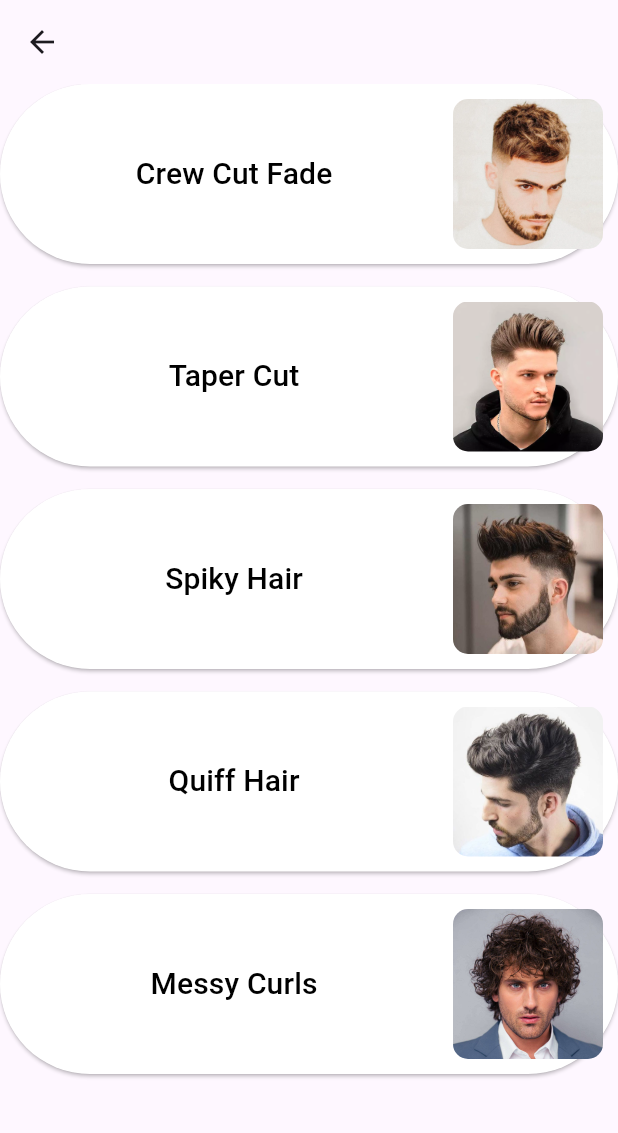
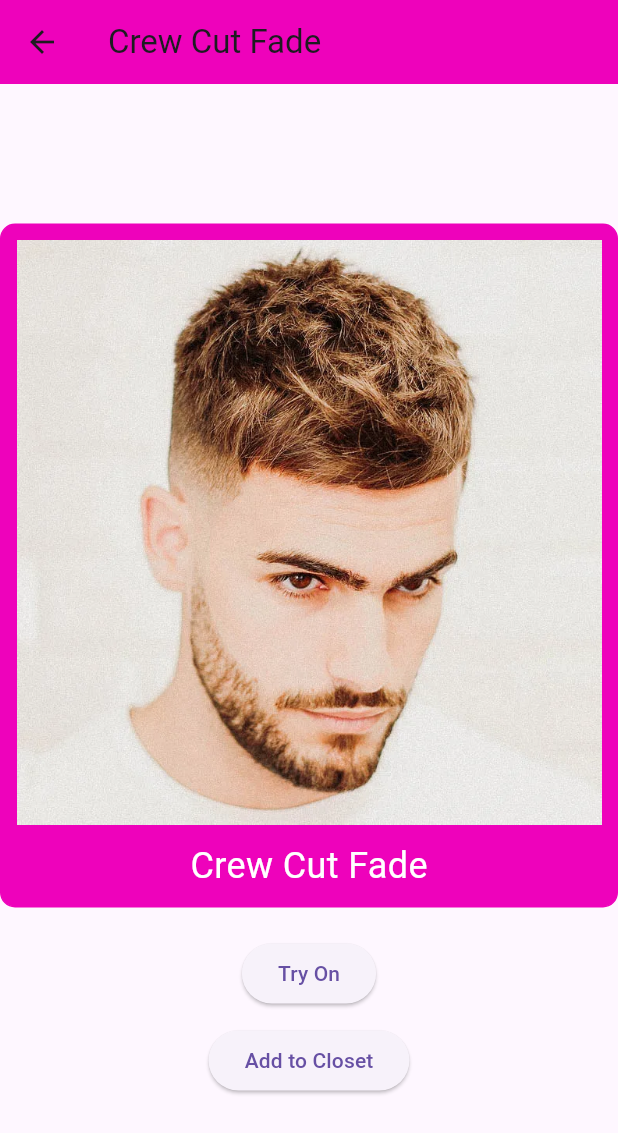
Before and after one commit to 001-lasen/SDGP-2023-2024, a Flutter app: the MensHairStyleCat screen opened directly, after a tap on "Crew Cut Fade", on a phone screen of 412 x 824 dp. Shown: the top 1133 px of the screen. Run offline on Flutter 3.47's test engine with Material 3 defaults, Android fonts, the phone set to English and light mode, and no system bars.

Commit message:
5th Commit - item card page, mens and women item list pages
Created item card page
created dart file for mens item list and womens item list (no code added)
changed fun text in the home page.

```diff
--- /dev/null
+++ b/fit_me/lib/itemCard.dart
@@ -0,0 +1,63 @@
+import 'package:flutter/material.dart';
+
+class ItemCard extends StatelessWidget {
+  final String name;
+  final String imagePath;
+
+  ItemCard({required this.name, required this.imagePath});
+
+  @override
+  Widget build(BuildContext context) {
+    return Scaffold(
+      appBar: AppBar(
+        title: Text(name),
+        backgroundColor: Color.fromARGB(255, 238, 2, 187),
+      ),
+      body: Center(
+        child: Column(
+          mainAxisAlignment: MainAxisAlignment.center,
+          children: <Widget>[
+            Container(
+              padding: EdgeInsets.all(10), // Add some padding
+              decoration: BoxDecoration(
+                color: Color.fromARGB(255, 238, 2, 187), // Set the background color of the box
+                border: Border.all(color: Color.fromARGB(255, 238, 2, 187)), // Add border
+                borderRadius: BorderRadius.circular(10), // Add border radius
+              ),
+              child: Column(
+                mainAxisAlignment: MainAxisAlignment.center,
+                children: <Widget>[
+                  Image.asset(imagePath), // Display the image
+                  SizedBox(height: 10), // Add some space between the image and the name
+                  Text(name, style: TextStyle(fontSize: 24, color: Colors.white)), // Display the name
+                ],
+              ),
+            ),
+            SizedBox(height: 20), // Add some space between the box and the buttons
+            ButtonTheme(
+              minWidth: 200.0,
+              height: 100.0,
+              child: ElevatedButton(
+                onPressed: () {
+                  // Add your code here
+                },
+                child: Text('Try On'),
+              ),
+            ),
+            SizedBox(height: 10), // Add some space between the buttons
+            ButtonTheme(
+              minWidth: 200.0,
+              height: 100.0,
+              child: ElevatedButton(
+                onPressed: () {
+                  // Add your code here
+                },
+                child: Text('Add to Closet'),
+              ),
+            ),
+          ],
+        ),
+      ),
+    );
+  }
+}
--- a/fit_me/lib/main.dart
+++ b/fit_me/lib/main.dart
@@ -135,7 +135,7 @@ class _MyHomePageState extends State<MyHomePage> {
           Spacer(), // Added a Spacer to push the text to the bottom
           Padding(
             padding: EdgeInsets.all(10), // Added a Padding to create a gap between the text and the edge of the screen
-            child: Text('Play Minecraft!'),
+            child: Text('This app is not a joke, it is the entire circus!'),
           ),
         ],
       ),
--- a/fit_me/lib/mensHairStyleCat.dart
+++ b/fit_me/lib/mensHairStyleCat.dart
@@ -1,27 +1,28 @@
 import 'package:flutter/material.dart';
+import 'itemCard.dart';
 
-class   MensHairStyleCat extends StatelessWidget {
+class MensHairStyleCat extends StatelessWidget {
   @override
   Widget build(BuildContext context) {
     return Scaffold(
       appBar: AppBar(
-        //title: Text('Men\'s Clothing'),
-        //backgroundColor: Color.fromARGB(255, 238, 2, 187),
+        title: Text('Men\'s Hair Style'),
+        backgroundColor: Color.fromARGB(255, 238, 2, 187),
       ),
       body: SingleChildScrollView(
         child: Center(
           child: Column(
             mainAxisAlignment: MainAxisAlignment.center,
             children: [
-              _categoryButton("Crew Cut Fade", "imgs/crew_ cut_fade.jpeg"),
+              _categoryButton("Crew Cut Fade", "imgs/crew_ cut_fade.jpeg", context),
               SizedBox(height: 15),
-              _categoryButton("Taper Cut", "imgs/taper_cut.jpeg"),
+              _categoryButton("Taper Cut", "imgs/taper_cut.jpeg", context),
               SizedBox(height: 15),
-              _categoryButton("Spiky Hair", "imgs/spiky_hair.jpeg"),
+              _categoryButton("Spiky Hair", "imgs/spiky_hair.jpeg", context),
               SizedBox(height: 15),
-              _categoryButton("Quiff Hair", "imgs/quiff.jpeg"),
+              _categoryButton("Quiff Hair", "imgs/quiff.jpeg", context),
               SizedBox(height: 15),
-              _categoryButton("Messy Curls", "imgs/messy_curls.jpeg"),
+              _categoryButton("Messy Curls", "imgs/messy_curls.jpeg", context),
               SizedBox(height: 1),
             ],
           ),
@@ -30,16 +31,24 @@ class   MensHairStyleCat extends StatelessWidget {
     );
   }
 
-  Widget _categoryButton(String categoryName, String imagePath) {
+  Widget _categoryButton(String categoryName, String imagePath, BuildContext context) {
     return Container(
       width: double.infinity,
       child: ElevatedButton(
         onPressed: () {
-          // Handle button press
+          Navigator.push(
+            context,
+            MaterialPageRoute(
+              builder: (context) => ItemCard(
+                name: categoryName,
+                imagePath: imagePath,
+              ),
+            ),
+          );
         },
         style: ElevatedButton.styleFrom(
           padding: EdgeInsets.all(10.0),
-          backgroundColor: Colors.white, // Set button background color
+          backgroundColor: Colors.white,
         ),
         child: Row(
           mainAxisAlignment: MainAxisAlignment.spaceBetween,
--- a/fit_me/lib/womensHairStyleCat.dart
+++ b/fit_me/lib/womensHairStyleCat.dart
@@ -5,8 +5,8 @@ class WomesHairStyleCat extends StatelessWidget {
   Widget build(BuildContext context) {
     return Scaffold(
       appBar: AppBar(
-        //title: Text('Men\'s Clothing'),
-        //backgroundColor: Color.fromARGB(255, 238, 2, 187),
+        title: Text('Women\'s Clothing'),
+        backgroundColor: Color.fromARGB(255, 238, 2, 187),
       ),
       body: SingleChildScrollView(
         child: Center(
```
Also changed, not shown: fit_me/lib/mensClothingList.dart (added), fit_me/lib/womenClothingList.dart (added), fit_me/pubspec.lock.
